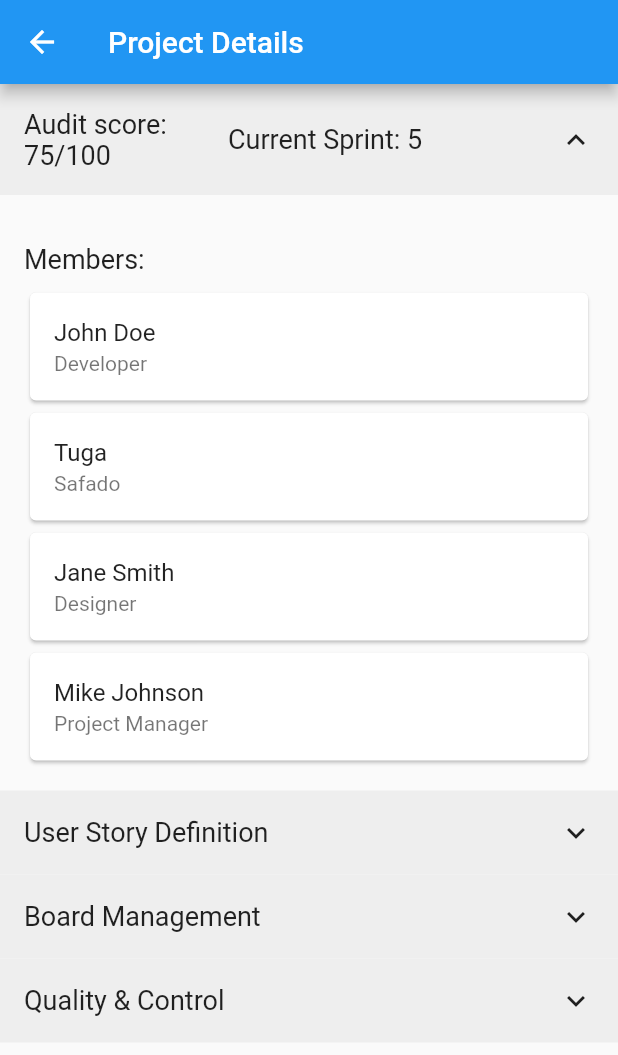
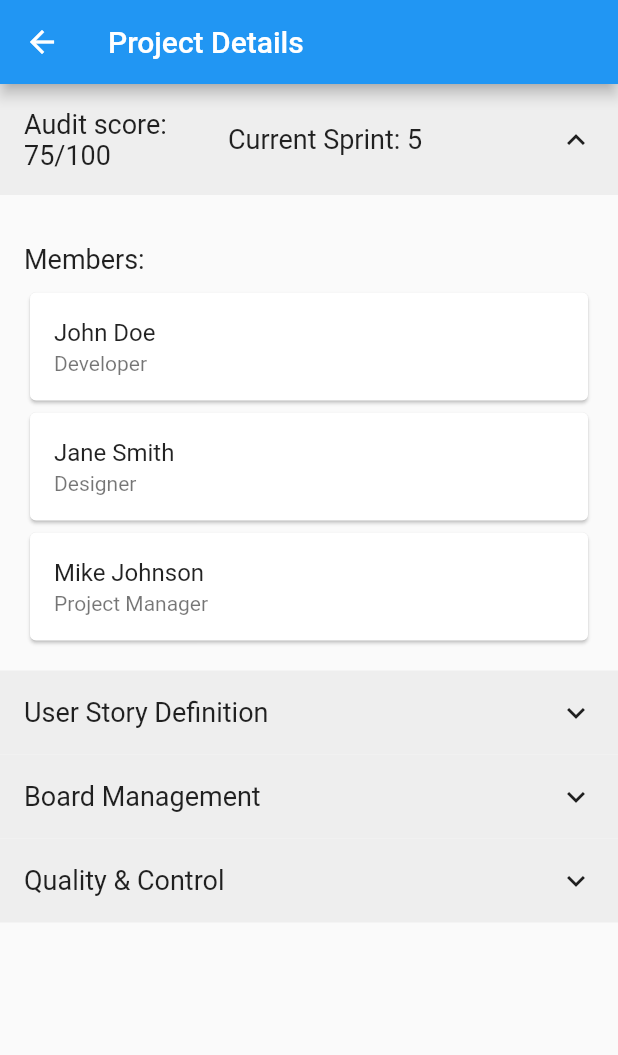
Before and after one commit to holgash/FBD, a Flutter app: the ProjectDetailsPage screen opened directly, after a tap on an icon or button, on a phone screen of 412 x 824 dp. Shown: the top 1055 px of the screen. Run offline on Flutter 3.47's test engine with Material 2 defaults, Android fonts, the phone set to English and light mode, and no system bars.

Commit message:
Merge changes from remote repository

```diff
--- a/lib/project_details_page.dart
+++ b/lib/project_details_page.dart
@@ -29,7 +29,6 @@ class _ProjectDetailsPageState extends State<ProjectDetailsPage> {
 
   List<Map<String, String>> members = [
     {'name': 'John Doe', 'role': 'Developer'},
-    {'name': 'Tuga', 'role': 'Safado'},
     {'name': 'Jane Smith', 'role': 'Designer'},
     {'name': 'Mike Johnson', 'role': 'Project Manager'},
   ];
```
